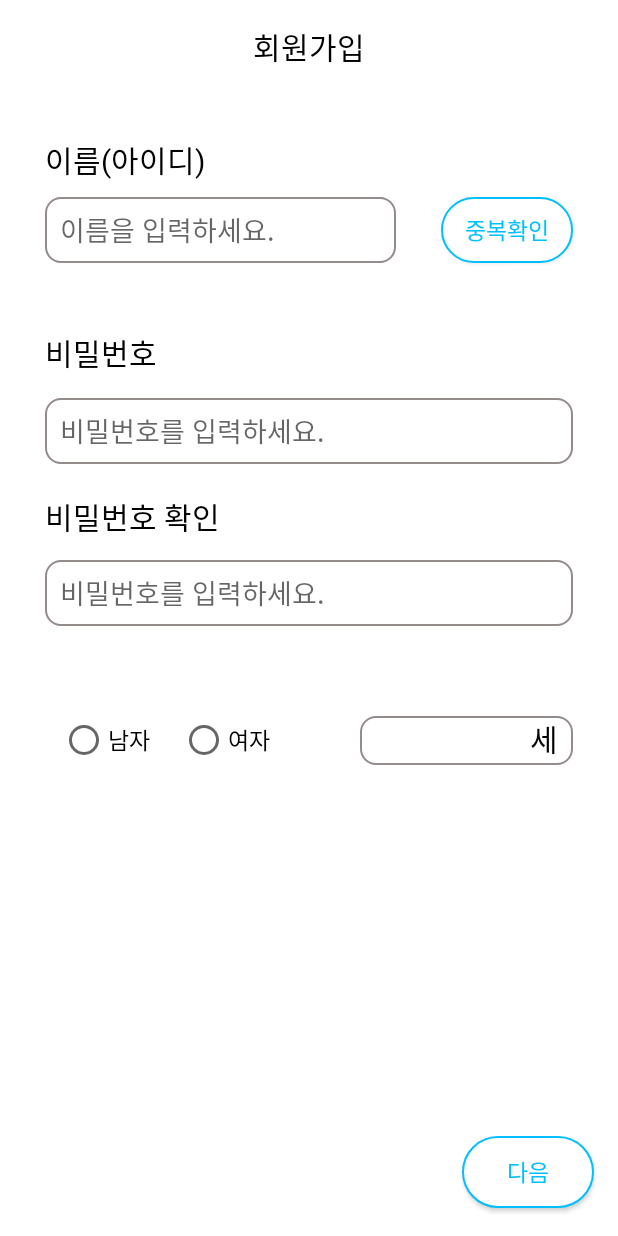
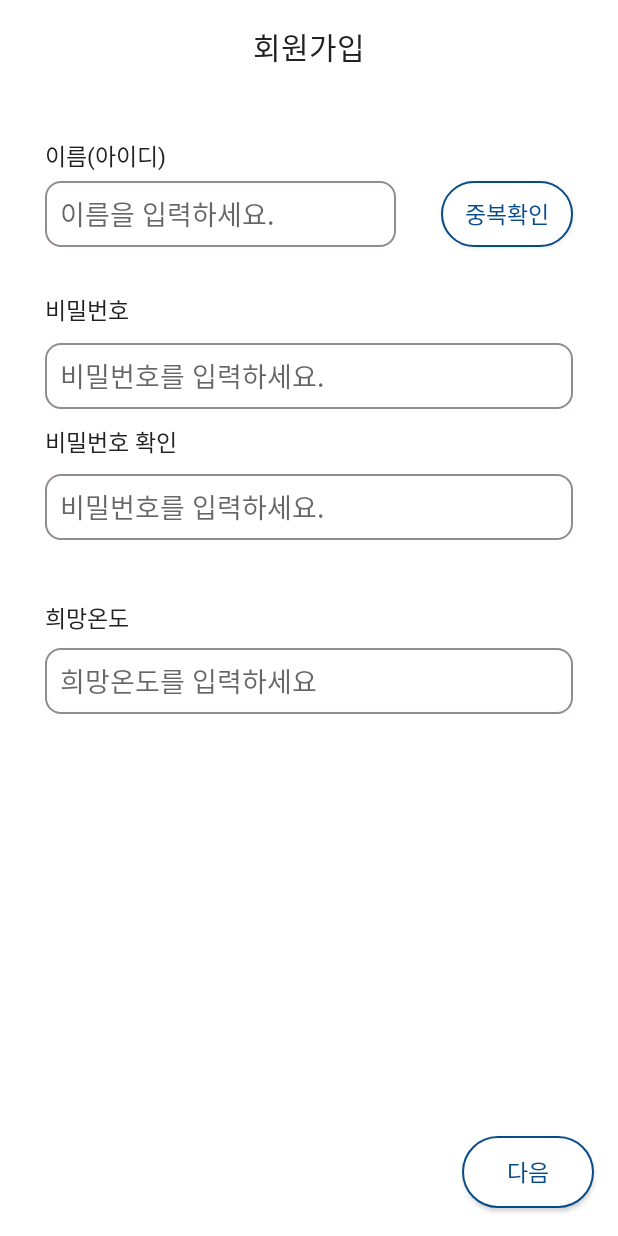
Before and after one commit to sorrylim/CapstoneDesign, an Android app: the Signup1Activity screen opened directly, with no data from a screen before it, on a phone screen of 412 x 824 dp. Run offline under Robolectric (Android 15) with nearby library versions, the phone set to English and light mode, and no system bars.

Commit message:
2020.06.24
10:51

```diff
--- a/AUS/app/src/main/java/com/capstone/aus/Fragment/AnalysisFragment.kt
+++ b/AUS/app/src/main/java/com/capstone/aus/Fragment/AnalysisFragment.kt
@@ -20,6 +20,7 @@ import com.github.mikephil.charting.data.Entry
 import android.R.attr.entries
 import com.capstone.aus.R
 import com.github.mikephil.charting.charts.PieChart
+import com.github.mikephil.charting.components.Legend
 import com.github.mikephil.charting.formatter.PercentFormatter
 import lecho.lib.hellocharts.model.*
 import lecho.lib.hellocharts.util.ChartUtils
@@ -36,7 +37,7 @@ class AnalysisFragment : Fragment() {
 
         val values=ArrayList<PieEntry>()
         values.add(PieEntry(30.0f,"깊은수면"))
-        values.add(PieEntry(78.0f,"얕은수면"))
+        values.add(PieEntry(70.0f,"얕은수면"))
 
         val dataSet = PieDataSet(values,"")
         dataSet.setColors(*ColorTemplate.JOYFUL_COLORS)
@@ -45,9 +46,17 @@ class AnalysisFragment : Fragment() {
         val data=PieData(dataSet)
         data.setValueFormatter(PercentFormatter())
 
+        data.setValueTextSize(15f)
+        data.setValueTextColor(Color.parseColor("#FFFFFF"))
+
         piechart.data=data
         piechart.animateY(1000,Easing.EaseInCubic)
         piechart.description.text="수면분석데이터"
+        piechart.description.setTextSize(15f)
+
+        var legend: Legend = piechart.getLegend()
+
+        legend.setTextSize(15f)
 
         return rootView
     }
--- a/AUS/app/src/main/java/com/capstone/aus/IntroActivity/Signup1Activity.kt
+++ b/AUS/app/src/main/java/com/capstone/aus/IntroActivity/Signup1Activity.kt
@@ -39,12 +39,12 @@ class Signup1Activity : AppCompatActivity() {
             }
         }
 
-        radiogroup_gender.setOnCheckedChangeListener {radioGroup, i ->
+        /*radiogroup_gender.setOnCheckedChangeListener {radioGroup, i ->
             when(i) {
                 R.id.radio_male -> gender = "M"
                 R.id.radio_female -> gender = "F"
             }
-        }
+        }*/
 
         btn_signup1next.setOnClickListener{
             pwEqualCheck()
@@ -60,16 +60,16 @@ class Signup1Activity : AppCompatActivity() {
             {
                 Toast.makeText(this, "성별을 확인해주세요.", Toast.LENGTH_SHORT).show()
             }
-            else if(edit_age.text.toString() == "" || edit_age.text.toString() == null)
+            /*else if(edit_age.text.toString() == "" || edit_age.text.toString() == null)
             {
                 Toast.makeText(this, "나이를 확인해주세요.", Toast.LENGTH_SHORT).show()
-            }
+            }*/
             else {
                 var intent = Intent(this, Signup2Activity::class.java)
                 intent.putExtra("name", edit_name.text.toString())
                 intent.putExtra("pw", edit_pwcheck.text.toString())
                 intent.putExtra("gender", gender)
-                intent.putExtra("age", edit_age.text.toString())
+                //intent.putExtra("age", edit_age.text.toString())
                 startActivity(intent)
             }
         }
--- a/AUS/app/src/main/res/drawable/standard_btn.xml
+++ b/AUS/app/src/main/res/drawable/standard_btn.xml
@@ -1,7 +1,7 @@
 <?xml version="1.0" encoding="utf-8"?>
 <shape xmlns:android="http://schemas.android.com/apk/res/android"
         android:shape="rectangle" android:padding = "10dp">
-    <solid android:color="#00BFFF"></solid>
+    <solid android:color="#084B8A"></solid>
     <corners
             android:bottomLeftRadius="30dp"
             android:bottomRightRadius="30dp"
--- a/AUS/app/src/main/res/drawable/standard_btn_rev.xml
+++ b/AUS/app/src/main/res/drawable/standard_btn_rev.xml
@@ -9,7 +9,7 @@
             android:topRightRadius="30dp"></corners>
     <stroke
             android:width="1.5dp"
-            android:color="#00BFFF"
+            android:color="#084B8A"
             ></stroke>
 
 </shape>
--- a/AUS/app/src/main/res/layout/activity_login.xml
+++ b/AUS/app/src/main/res/layout/activity_login.xml
@@ -36,7 +36,7 @@
         android:layout_height="50dp"
         android:layout_marginTop="10dp"
         android:background="@drawable/standard_btn"
-        android:backgroundTint="#00BFFF"
+        android:backgroundTint="#084B8A"
         android:fontFamily="sans-serif-medium"
         android:text="LOGIN"
         android:textColor="#FFFFFF"
@@ -87,7 +87,7 @@
         android:layout_height="wrap_content"
         android:layout_marginTop="120dp"
         android:text="AUS"
-        android:textColor="#00BFFF"
+        android:textColor="#084B8A"
         android:textSize="45dp"
         android:textStyle="bold"
         app:layout_constraintEnd_toEndOf="parent"
--- a/AUS/app/src/main/res/layout/activity_signup1.xml
+++ b/AUS/app/src/main/res/layout/activity_signup1.xml
@@ -9,11 +9,11 @@
     <TextView
         android:id="@+id/textView6"
         android:layout_width="wrap_content"
-        android:layout_height="30dp"
+        android:layout_height="wrap_content"
         android:layout_marginStart="30dp"
         android:text="이름(아이디)"
-        android:textColor="#000000"
-        android:textSize="20dp"
+        android:textColor="#212121"
+        android:textSize="15dp"
         app:layout_constraintBottom_toBottomOf="parent"
         app:layout_constraintEnd_toEndOf="parent"
         app:layout_constraintHorizontal_bias="0.0"
@@ -26,7 +26,7 @@
         android:layout_width="0dp"
         android:layout_height="44dp"
         android:layout_marginStart="30dp"
-        android:layout_marginTop="10dp"
+        android:layout_marginTop="5dp"
         android:layout_marginEnd="30dp"
         android:background="@drawable/edittext_signup"
         android:ems="10"
@@ -43,7 +43,7 @@
         android:layout_marginEnd="30dp"
         android:background="@drawable/standard_btn_rev"
         android:text="중복확인"
-        android:textColor="#00BFFF"
+        android:textColor="#084B8A"
         android:textSize="15.5dp"
         app:layout_constraintBottom_toBottomOf="@+id/edit_name"
         app:layout_constraintEnd_toEndOf="parent"
@@ -56,7 +56,7 @@
         android:layout_width="match_parent"
         android:layout_height="44dp"
         android:layout_marginStart="30dp"
-        android:layout_marginTop="10dp"
+        android:layout_marginTop="5dp"
         android:layout_marginEnd="30dp"
         android:background="@drawable/edittext_signup"
         android:ems="10"
@@ -72,12 +72,12 @@
     <TextView
         android:id="@+id/textView9"
         android:layout_width="wrap_content"
-        android:layout_height="30dp"
+        android:layout_height="wrap_content"
         android:layout_marginStart="30dp"
-        android:layout_marginTop="20dp"
+        android:layout_marginTop="10dp"
         android:text="비밀번호 확인"
-        android:textColor="#000000"
-        android:textSize="20dp"
+        android:textColor="#212121"
+        android:textSize="15dp"
         app:layout_constraintBottom_toBottomOf="parent"
         app:layout_constraintEnd_toEndOf="parent"
         app:layout_constraintHorizontal_bias="0.0"
@@ -90,7 +90,7 @@
         android:layout_width="match_parent"
         android:layout_height="44dp"
         android:layout_marginStart="30dp"
-        android:layout_marginTop="10dp"
+        android:layout_marginTop="5dp"
         android:layout_marginEnd="30dp"
         android:background="@drawable/edittext_signup"
         android:ems="10"
@@ -106,12 +106,12 @@
     <TextView
         android:id="@+id/textView7"
         android:layout_width="wrap_content"
-        android:layout_height="30dp"
+        android:layout_height="wrap_content"
         android:layout_marginStart="30dp"
-        android:layout_marginTop="20dp"
+        android:layout_marginTop="5dp"
         android:text="비밀번호"
-        android:textColor="#000000"
-        android:textSize="20dp"
+        android:textColor="#212121"
+        android:textSize="15dp"
         app:layout_constraintBottom_toBottomOf="parent"
         app:layout_constraintEnd_toEndOf="parent"
         app:layout_constraintHorizontal_bias="0.0"
@@ -127,7 +127,7 @@
         android:layout_marginTop="16dp"
         android:text="회원가입"
         android:textSize="20dp"
-        android:textColor="#000000"
+        android:textColor="#212121"
         app:layout_constraintEnd_toEndOf="parent"
         app:layout_constraintStart_toStartOf="parent"
         app:layout_constraintTop_toTopOf="parent" />
@@ -138,7 +138,7 @@
         android:layout_height="wrap_content"
         android:text="다음"
         android:background="@drawable/standard_btn_rev"
-        android:textColor="#00BFFF"
+        android:textColor="#084B8A"
         android:textSize="15.5dp"
         app:layout_constraintBottom_toBottomOf="parent"
         app:layout_constraintEnd_toEndOf="parent"
@@ -147,7 +147,7 @@
         app:layout_constraintTop_toTopOf="parent"
         app:layout_constraintVertical_bias="0.976" />
 
-    <RadioGroup
+ <!--   <RadioGroup
         android:id="@+id/radiogroup_gender"
         android:layout_width="wrap_content"
         android:layout_height="wrap_content"
@@ -166,7 +166,7 @@
             android:layout_marginLeft="10dp"
             android:layout_marginRight="10dp"
             android:text="남자"
-            android:textColor="#000000"
+            android:textColor="#212121"
             android:textSize="15dp" />
 
         <RadioButton
@@ -176,7 +176,7 @@
             android:layout_marginLeft="10dp"
             android:layout_marginRight="10dp"
             android:text="여자"
-            android:textColor="#000000"
+            android:textColor="#212121"
             android:textSize="15dp" />
     </RadioGroup>
 
@@ -204,7 +204,7 @@
         android:textSize="20dp"
         android:textColor="#000000"
         app:layout_constraintBaseline_toBaselineOf="@+id/edit_age"
-        app:layout_constraintEnd_toEndOf="@+id/edit_age" />
+        app:layout_constraintEnd_toEndOf="@+id/edit_age" /> -->
 
     <TextView
         android:id="@+id/text_pwcheck"
@@ -222,4 +222,34 @@
         app:layout_constraintStart_toStartOf="@+id/edit_name"
         app:layout_constraintTop_toBottomOf="@+id/edit_name" />
 
+    <TextView
+        android:id="@+id/textView2"
+        android:layout_width="wrap_content"
+        android:layout_height="wrap_content"
+        android:layout_marginStart="30dp"
+        android:layout_marginTop="40dp"
+        android:text="희망온도"
+        android:textSize="15dp"
+        android:textColor="#212121"
+        app:layout_constraintStart_toStartOf="parent"
+        app:layout_constraintTop_toBottomOf="@+id/edit_pwcheck" />
+
+    <EditText
+        android:id="@+id/edit_degree"
+        android:layout_width="match_parent"
+        android:layout_height="44dp"
+        android:layout_marginStart="30dp"
+        android:layout_marginTop="5dp"
+        android:layout_marginEnd="30dp"
+        android:background="@drawable/edittext_signup"
+        android:ems="10"
+        android:hint="희망온도를 입력하세요"
+        android:inputType="number"
+        app:layout_constraintBottom_toBottomOf="parent"
+        app:layout_constraintEnd_toEndOf="parent"
+        app:layout_constraintHorizontal_bias="0.0"
+        app:layout_constraintStart_toStartOf="parent"
+        app:layout_constraintTop_toBottomOf="@+id/textView2"
+        app:layout_constraintVertical_bias="0.01" />
+
 </androidx.constraintlayout.widget.ConstraintLayout>
--- a/AUS/app/src/main/res/layout/fragment_analysis.xml
+++ b/AUS/app/src/main/res/layout/fragment_analysis.xml
@@ -7,8 +7,8 @@
 
     <com.github.mikephil.charting.charts.PieChart
         android:id="@+id/piechart"
-        android:layout_width="300dp"
-        android:layout_height="300dp"
+        android:layout_width="400dp"
+        android:layout_height="400dp"
 
         app:layout_constraintBottom_toBottomOf="parent"
         app:layout_constraintEnd_toEndOf="parent"
```
Also changed, not shown: AUS/app/src/main/AndroidManifest.xml (+7 -2 lines).
